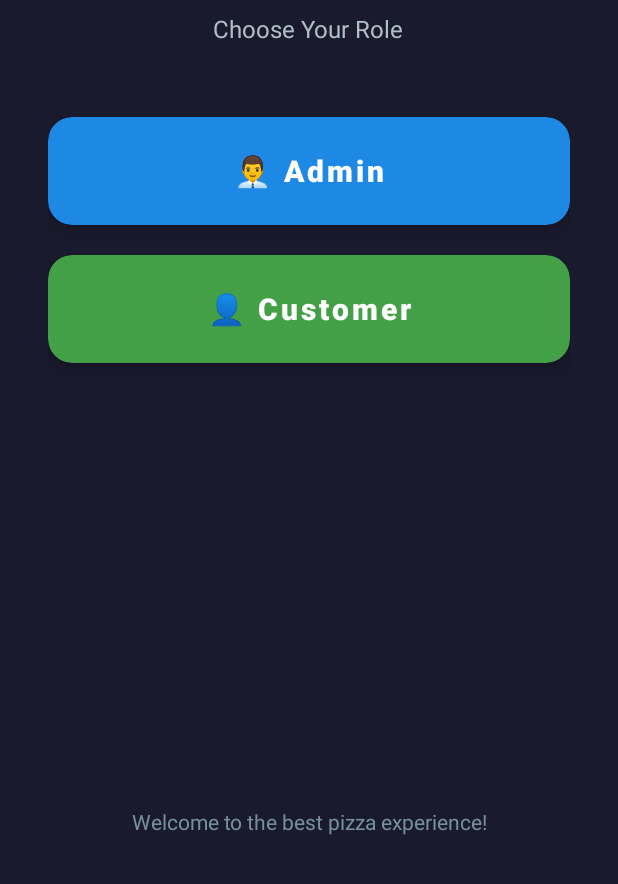
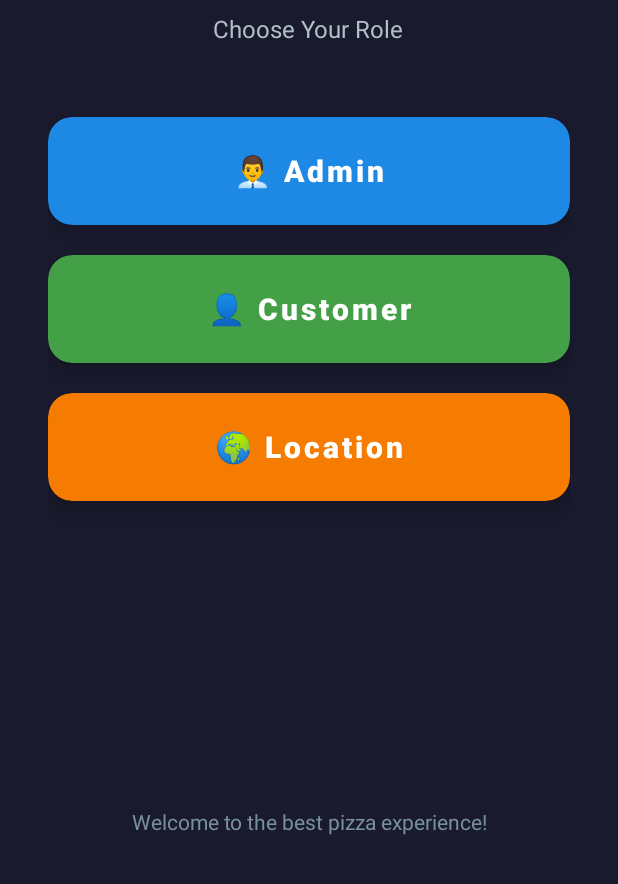
Before and after one commit to Bimsara2002/PizzaManiaApp, an Android app: the screen it shows after launch (DashboardActivity), on a phone screen of 412 x 824 dp, the part 352-1236 px from its top. Run offline under Robolectric (Android 15) with nearby library versions, the phone set to English and light mode, and no system bars.

Commit message:
change missing UI element

```diff
--- a/app/src/main/AndroidManifest.xml
+++ b/app/src/main/AndroidManifest.xml
@@ -24,10 +24,7 @@
 
         <activity
             android:name=".ViewUsersActivity"
-
             android:exported="true" />
-
-            android:exported="false" />
 
         <activity
             android:name=".LoginActivity"
@@ -67,5 +64,8 @@
         <activity android:name=".AdminOrdersActivity"
             android:exported="true"/>
 
+        <activity android:name=".BranchActivity"
+            android:exported="true"/>
+
     </application>
 </manifest>
--- a/app/src/main/java/com/example/pizzamaniaapp/DashboardActivity.java
+++ b/app/src/main/java/com/example/pizzamaniaapp/DashboardActivity.java
@@ -9,7 +9,7 @@ import androidx.appcompat.app.AppCompatActivity;
 
 public class DashboardActivity extends AppCompatActivity {
 
-    Button btnAdmin, btnCustomer;
+    Button btnAdmin, btnCustomer,btnLocation;
 
     @Override
     protected void onCreate(Bundle savedInstanceState) {
@@ -18,6 +18,7 @@ public class DashboardActivity extends AppCompatActivity {
 
         btnAdmin = findViewById(R.id.btnAdmin);
         btnCustomer = findViewById(R.id.btnCustomer);
+        btnLocation=findViewById(R.id.btnLocation);
 
         btnAdmin.setOnClickListener(new View.OnClickListener() {
             @Override
@@ -32,5 +33,12 @@ public class DashboardActivity extends AppCompatActivity {
                 startActivity(new Intent(DashboardActivity.this, LoginActivity.class));
             }
         });
+
+        btnLocation.setOnClickListener(new View.OnClickListener() {
+            @Override
+            public void onClick(View v) {
+                startActivity(new Intent(DashboardActivity.this, BranchActivity.class));
+            }
+        });
     }
 }
--- a/app/src/main/res/layout/activity_dashboard.xml
+++ b/app/src/main/res/layout/activity_dashboard.xml
@@ -1,10 +1,9 @@
 <?xml version="1.0" encoding="utf-8"?>
 
 <ScrollView xmlns:android="http://schemas.android.com/apk/res/android"
-    xmlns:tools="http://schemas.android.com/tools"
+    xmlns:app="http://schemas.android.com/apk/res-auto"
     android:layout_width="match_parent"
     android:layout_height="match_parent"
-    xmlns:app="http://schemas.android.com/apk/res-auto"
     android:fillViewport="true"
     android:background="#1A1A2E">
 
@@ -81,6 +80,7 @@
         <androidx.cardview.widget.CardView
             android:layout_width="match_parent"
             android:layout_height="wrap_content"
+            android:layout_marginBottom="20dp"
             app:cardCornerRadius="16dp"
             app:cardElevation="8dp"
             app:cardBackgroundColor="#43A047">
@@ -90,6 +90,28 @@
                 android:layout_width="match_parent"
                 android:layout_height="72dp"
                 android:text="👤 Customer"
+                android:textSize="20sp"
+                android:textColor="#FFFFFF"
+                android:textStyle="bold"
+                android:background="@android:color/transparent"
+                android:letterSpacing="0.1"
+                android:fontFamily="sans-serif-medium" />
+
+        </androidx.cardview.widget.CardView>
+
+        <!-- Location Button -->
+        <androidx.cardview.widget.CardView
+            android:layout_width="match_parent"
+            android:layout_height="wrap_content"
+            app:cardCornerRadius="16dp"
+            app:cardElevation="8dp"
+            app:cardBackgroundColor="#F57C00">
+
+            <Button
+                android:id="@+id/btnLocation"
+                android:layout_width="match_parent"
+                android:layout_height="72dp"
+                android:text="🌍 Location"
                 android:textSize="20sp"
                 android:textColor="#FFFFFF"
                 android:textStyle="bold"
```
Also changed, not shown: app/src/main/res/layout/activity_menu.xml (+28 -23 lines).
